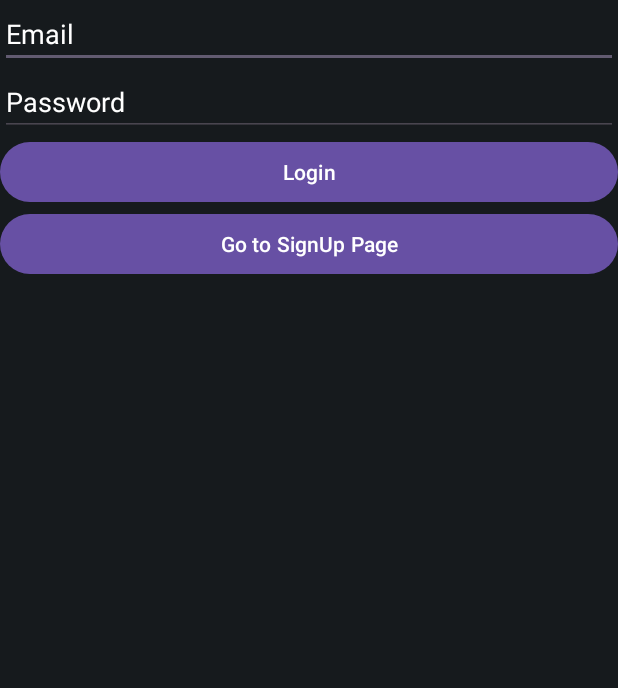
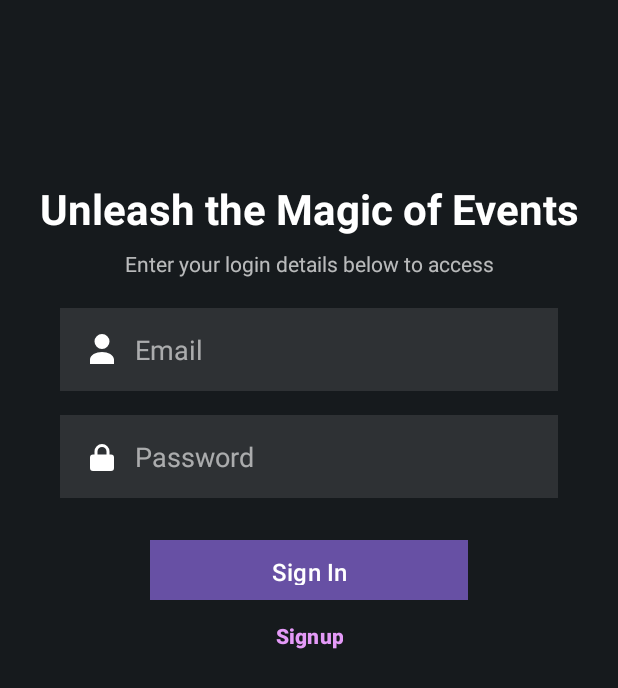
Before and after one commit to TiaGala16/TickeTingo, an Android app: the screen it shows after launch (LogIn), on a phone screen of 412 x 824 dp. Shown: the top 688 px of the screen. Run offline under Robolectric (Android 15) with nearby library versions, the light colour scheme and no system bars; our stand-ins replace Firebase (no records; nobody signed in at launch, a user with empty details on screens opened directly).

Commit message:
sign up and login ui

```diff
--- a/app/src/main/java/com/example/ticketingo/view/LogIn.java
+++ b/app/src/main/java/com/example/ticketingo/view/LogIn.java
@@ -78,7 +78,7 @@ public class LogIn extends AppCompatActivity {
         btnSignup.setOnClickListener(new View.OnClickListener() {
             @Override
             public void onClick(View view) {
-                Intent intent = new Intent(LogIn.this,SignUp.class);
+                Intent intent = new Intent(LogIn.this, SignUp.class);
                 startActivity(intent);
             }
         });
--- /dev/null
+++ b/app/src/main/res/drawable/ic_lock.xml
@@ -0,0 +1,9 @@
+<vector xmlns:android="http://schemas.android.com/apk/res/android"
+    android:width="24dp"
+    android:height="24dp"
+    android:viewportWidth="24"
+    android:viewportHeight="24">
+    <path
+        android:fillColor="#FFFFFF"
+        android:pathData="M12,17a2,2 0 1,0 0,-4a2,2 0 0,0 0,4zm6,-6h-1V9a5,5 0 0,0 -10,0v2H6a2,2 0 0,0 -2,2v7a2,2 0 0,0 2,2h12a2,2 0 0,0 2,-2v-7a2,2 0 0,0 -2,-2zm-3,0H9V9a3,3 0 0,1 6,0v2z"/>
+</vector>
--- /dev/null
+++ b/app/src/main/res/drawable/ic_user.xml
@@ -0,0 +1,9 @@
+<vector xmlns:android="http://schemas.android.com/apk/res/android"
+    android:width="24dp"
+    android:height="24dp"
+    android:viewportWidth="24"
+    android:viewportHeight="24">
+    <path
+        android:fillColor="#FFFFFF"
+        android:pathData="M12,12a5,5 0 1,0 -5,-5a5,5 0 0,0 5,5zm0,2c-4,0 -8,2 -8,5v3h16v-3c0,-3 -4,-5 -8,-5z"/>
+</vector>
--- a/app/src/main/res/layout/activity_log_in.xml
+++ b/app/src/main/res/layout/activity_log_in.xml
@@ -7,41 +7,104 @@
     android:layout_height="match_parent"
     android:background="@color/bg_colour"
     tools:context=".view.LogIn">
-    <LinearLayout
-        android:layout_width="match_parent"
-        android:layout_height="match_parent"
-        android:orientation="vertical"
-        >
+
+    <!-- Title -->
+    <TextView
+        android:id="@+id/textView"
+        android:layout_width="0dp"
+        android:layout_height="wrap_content"
+        android:text="Unleash the Magic of Events"
+        android:textSize="28sp"
+        android:textStyle="bold"
+        android:textColor="@android:color/white"
+        android:gravity="center"
+        app:layout_constraintTop_toTopOf="parent"
+        app:layout_constraintStart_toStartOf="parent"
+        app:layout_constraintEnd_toEndOf="parent"
+        android:layout_marginTop="120dp" />
+
+    <!-- Subtitle -->
+    <TextView
+        android:id="@+id/textView2"
+        android:layout_width="wrap_content"
+        android:layout_height="wrap_content"
+        android:text="Enter your login details below to access"
+        android:textSize="14sp"
+        android:textColor="#B3FFFFFF"
+        app:layout_constraintTop_toBottomOf="@id/textView"
+        app:layout_constraintStart_toStartOf="parent"
+        app:layout_constraintEnd_toEndOf="parent"
+        android:layout_marginTop="8dp" />
+
+    <!-- Email Input -->
+
+    <!-- Password Input -->
     <EditText
         android:id="@+id/emailIn"
+        android:layout_width="0dp"
+        android:layout_height="55dp"
+        android:layout_marginHorizontal="40dp"
+        android:layout_marginTop="20dp"
+        android:background="@color/input_field_bg"
+        android:drawableStart="@drawable/ic_user"
+        android:drawablePadding="10dp"
         android:hint="Email"
         android:inputType="textEmailAddress"
-            android:layout_width="match_parent"
-            android:layout_height="wrap_content"
-            android:textColor="#FFFF"
-            android:textColorHint="#FFFF"
-            />
+        android:paddingStart="16dp"
+        android:paddingEnd="16dp"
+        android:textColor="#FFFFFF"
+        android:textColorHint="#99FFFFFF"
+        app:layout_constraintEnd_toEndOf="parent"
+        app:layout_constraintStart_toStartOf="parent"
+        app:layout_constraintTop_toBottomOf="@id/textView2" />
 
     <EditText
         android:id="@+id/passwordIn"
-            android:layout_width="match_parent"
-            android:layout_height="wrap_content"
+        android:layout_width="0dp"
+        android:layout_height="55dp"
         android:hint="Password"
         android:inputType="textPassword"
-            android:textColor="#FFFF"
-            android:textColorHint="#FFFF"/>
+        android:textColor="#FFFFFF"
+        android:textColorHint="#99FFFFFF"
+        android:background="@color/input_field_bg"
+        android:drawableStart="@drawable/ic_lock"
+        android:drawablePadding="10dp"
+        app:layout_constraintTop_toBottomOf="@id/emailIn"
+        app:layout_constraintStart_toStartOf="parent"
+        app:layout_constraintEnd_toEndOf="parent"
+        android:layout_marginHorizontal="40dp"
+        android:layout_marginTop="16dp"
+        android:paddingStart="16dp"
+        android:paddingEnd="16dp" />
 
+    <!-- Login Button -->
     <Button
         android:id="@+id/btnLogin"
-            android:text="Login"
-            android:layout_width="match_parent"
-            android:layout_height="wrap_content" />
+        android:layout_width="0dp"
+        android:layout_height="40dp"
+        android:layout_marginHorizontal="100dp"
+        android:layout_marginTop="28dp"
+        android:background="@color/btn_color"
+        android:fontFamily="sans-serif-medium"
+        android:text="Sign In"
+        android:textColor="@android:color/white"
+        android:textSize="16sp"
+        app:layout_constraintEnd_toEndOf="parent"
+        app:layout_constraintStart_toStartOf="parent"
+        app:layout_constraintTop_toBottomOf="@id/passwordIn" />
 
+    <!-- Sign Up Redirect -->
     <Button
         android:id="@+id/btnSignup"
-            android:text="Go to SignUp Page"
-            android:layout_width="match_parent"
-            android:layout_height="wrap_content" />
+        android:layout_width="wrap_content"
+        android:layout_height="wrap_content"
+        android:background="#00FFFFFF"
+        android:text="Signup"
+        android:textColor="#E49AF7"
+        android:textSize="14sp"
+        android:textStyle="bold"
+        app:layout_constraintEnd_toEndOf="parent"
+        app:layout_constraintStart_toStartOf="parent"
+        app:layout_constraintTop_toBottomOf="@id/btnLogin" />
 
-    </LinearLayout>
 </androidx.constraintlayout.widget.ConstraintLayout>
--- a/app/src/main/res/values/colors.xml
+++ b/app/src/main/res/values/colors.xml
@@ -5,4 +5,6 @@
     <color name="bg_colour">#161A1D</color>
     <color name="flex_card_bg">#AA6886</color>
     <color name="blood_red">#A4161A</color>
+    <color name="input_field_bg">#1AFFFFFF</color>
+    <color name="btn_color">#E91E63</color>
 </resources>
```
Also changed, not shown: app/src/main/res/layout/activity_sign_up.xml (+103 -25 lines). Lines whose indentation alone changed are shown as unchanged.
